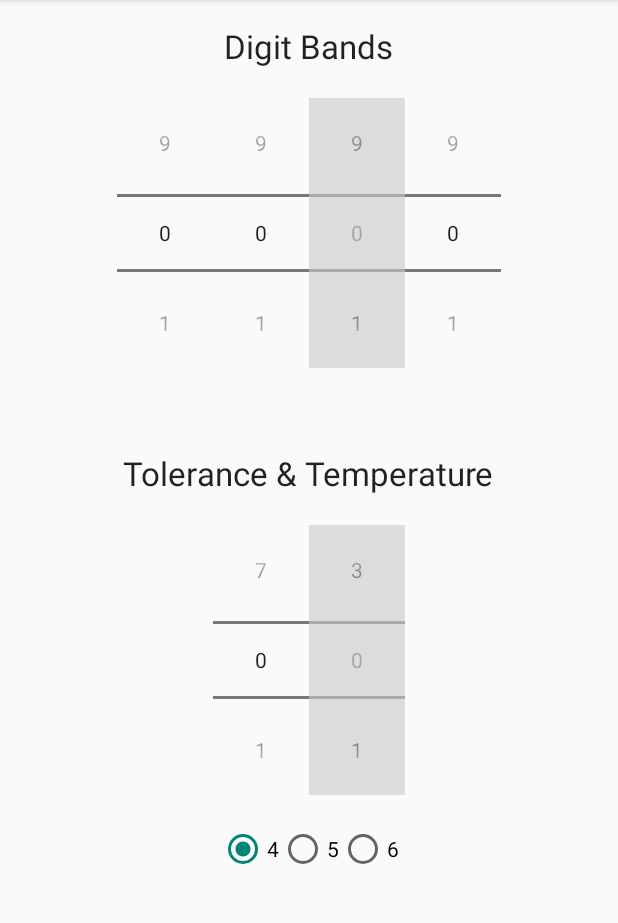
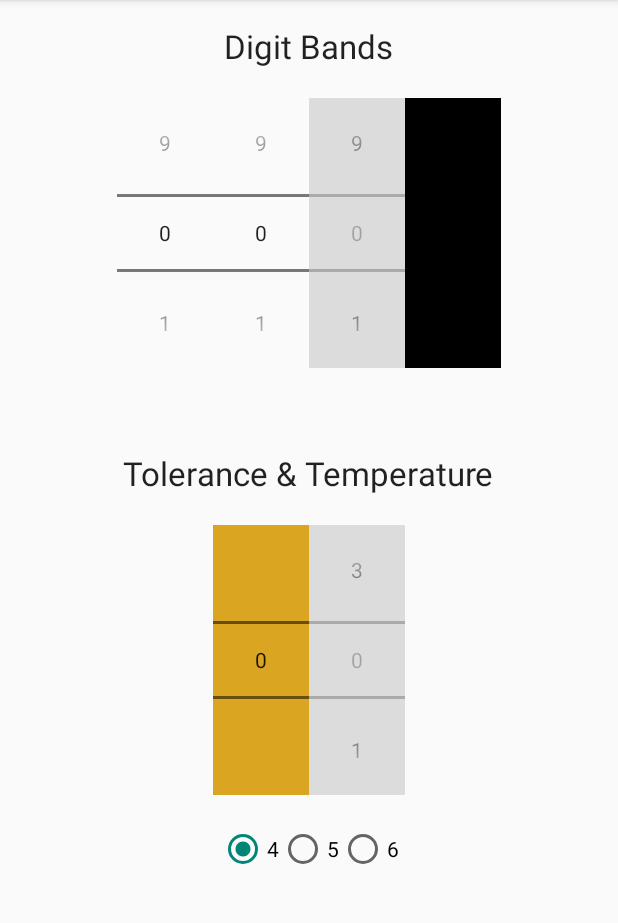
Before and after one commit to drew887/Resistor-Calculator, an Android app: the screen it shows after launch (MainActivity), on a phone screen of 412 x 824 dp, the part 84-1007 px from its top. Run offline under Robolectric (Android 15) with nearby library versions, the phone set to English and light mode, and no system bars.

Commit message:
Fix the firstBandPicker's focus from bringing up the keyboard at start
Also cleared up unused variables

```diff
--- a/app/src/main/java/com/rocketgrenade/resistorcalulator/MainActivity.java
+++ b/app/src/main/java/com/rocketgrenade/resistorcalulator/MainActivity.java
@@ -8,6 +8,7 @@ import android.util.Log;
 import android.view.Menu;
 import android.view.MenuItem;
 import android.view.View;
+import android.view.WindowManager;
 import android.widget.EditText;
 import android.widget.NumberPicker;
 import android.widget.RadioButton;
@@ -77,18 +78,27 @@ public class MainActivity extends ActionBarActivity {
         firstBandPicker = (NumberPicker) findViewById(R.id.firstBandPicker);
         firstBandPicker.setMaxValue(9);
         firstBandPicker.setOnValueChangedListener(colorChangeListener);
+
         secondBandPicker = (NumberPicker) findViewById(R.id.secondBandPicker);
         secondBandPicker.setMaxValue(9);
         secondBandPicker.setOnValueChangedListener(colorChangeListener);
+
         thirdBandPicker = (NumberPicker) findViewById(R.id.thirdBandPicker);
         thirdBandPicker.setMaxValue(9);
         thirdBandPicker.setOnValueChangedListener(colorChangeListener);
+
         multBandPicker = (NumberPicker) findViewById(R.id.multBandPicker);
         multBandPicker.setMaxValue(9);
         multBandPicker.setOnValueChangedListener(multChangeListener);
+        multBandPicker.setBackgroundColor(Color.BLACK);
+
         tolerBandPicker = (NumberPicker) findViewById(R.id.tolerBandPicker);
         tolerBandPicker.setMaxValue(7);
         tolerBandPicker.setOnValueChangedListener(toleranceChangeListener);
+        setColor(tolerBandPicker, Color.rgb(218, 165, 32));
+        tolerBandPicker.setBackgroundColor(Color.rgb(218, 165, 32));
+
+
         tempBandPicker = (NumberPicker) findViewById(R.id.tempBandPicker);
         tempBandPicker.setMaxValue(3);
         tempBandPicker.setOnValueChangedListener(temperatureChangeListener);
@@ -103,7 +113,7 @@ public class MainActivity extends ActionBarActivity {
         num6 = (RadioButton) findViewById(R.id.numBand6);
 
         resultText = (TextView) findViewById(R.id.resultText);
-
+        this.getWindow().setSoftInputMode(WindowManager.LayoutParams.SOFT_INPUT_STATE_ALWAYS_HIDDEN);
         numBands = 4;
     }
 
@@ -112,6 +122,7 @@ public class MainActivity extends ActionBarActivity {
         // Inflate the menu; this adds items to the action bar if it is present.
         getMenuInflater().inflate(R.menu.menu_main, menu);
         return true;
+
     }
 
     @Override
@@ -335,7 +346,7 @@ public class MainActivity extends ActionBarActivity {
                 result = " 0.25%";
                 break;
             case 6:
-                result = " 0.10%";
+                result = " 0.1%";
                 break;
             case 7:
                 result = " 0.05%";
@@ -364,15 +375,13 @@ public class MainActivity extends ActionBarActivity {
     }
 
     private void doCalc(){
-        int band1, band2, band3, multBand, band5, band6;
+        int band1, band2, band3, multBand;
         double total = 0;
         String result = getTolerance();
         band1 = firstBandPicker.getValue();
         band2 = secondBandPicker.getValue();
         band3 = thirdBandPicker.getValue();
         multBand = multBandPicker.getValue();
-        band5 = tolerBandPicker.getValue();
-        band6 = tempBandPicker.getValue();
         switch(numBands){
             case 4:
                 total = ((band1*10)+(band2))*(Math.pow(10, multBand-2));
```
